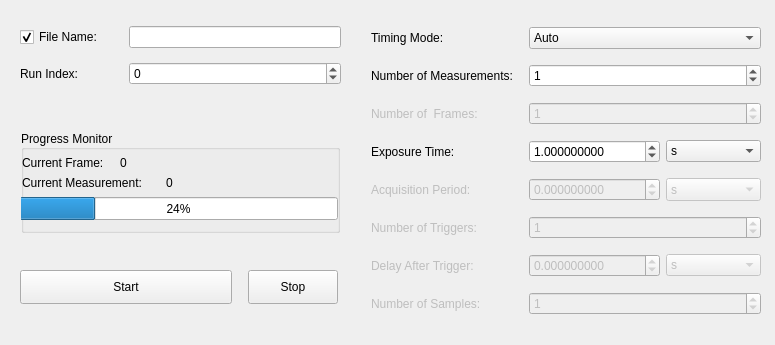
The window that slsDetectorGui/forms/form_tab_measurement.ui (slsdetectorgroup/slsDetectorPackage) describes before a commit, drawn with Qt 5.
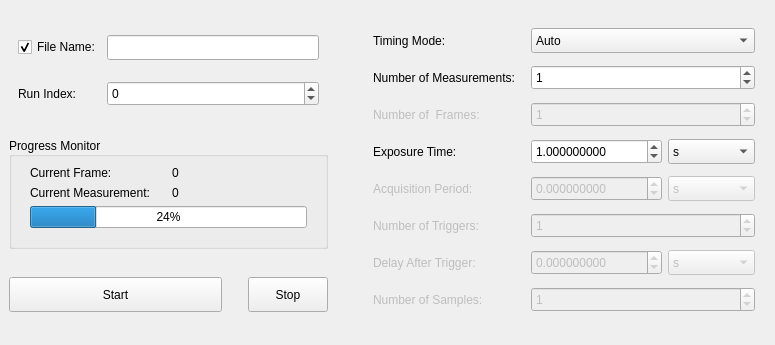
The same window after the commit. Icons and pictures are not drawn.

```diff
--- a/slsDetectorGui/forms/form_tab_measurement.ui
+++ b/slsDetectorGui/forms/form_tab_measurement.ui
@@ -24,82 +24,173 @@
   </property>
   <property name="maximumSize">
    <size>
-    <width>1000</width>
+    <width>775</width>
     <height>345</height>
    </size>
   </property>
   <property name="windowTitle">
    <string>Form</string>
   </property>
+  <layout class="QGridLayout" name="gridLayout_2">
+   <property name="leftMargin">
+    <number>9</number>
+   </property>
+   <item row="2" column="0">
+    <widget class="QFrame" name="frame">
+     <property name="frameShape">
+      <enum>QFrame::NoFrame</enum>
+     </property>
+     <property name="frameShadow">
+      <enum>QFrame::Plain</enum>
+     </property>
+     <layout class="QHBoxLayout" name="horizontalLayout_2">
+      <property name="leftMargin">
+       <number>0</number>
+      </property>
+      <property name="rightMargin">
+       <number>0</number>
+      </property>
+      <item>
+       <widget class="QPushButton" name="btnStart">
+        <property name="sizePolicy">
+         <sizepolicy hsizetype="Expanding" vsizetype="Fixed">
+          <horstretch>0</horstretch>
+          <verstretch>0</verstretch>
+         </sizepolicy>
+        </property>
+        <property name="maximumSize">
+         <size>
+          <width>16777215</width>
+          <height>35</height>
+         </size>
+        </property>
+        <property name="focusPolicy">
+         <enum>Qt::NoFocus</enum>
+        </property>
+        <property name="toolTip">
+         <string>Starts Acquisition</string>
+        </property>
+        <property name="text">
+         <string>Start</string>
+        </property>
+        <property name="icon">
+         <iconset resource="../include/icons.qrc">
+          <normaloff>:/icons/images/start.png</normaloff>:/icons/images/start.png</iconset>
+        </property>
+        <property name="shortcut">
+         <string>Shift+Space</string>
+        </property>
+        <property name="checkable">
+         <bool>false</bool>
+        </property>
+        <property name="flat">
+         <bool>false</bool>
+        </property>
+       </widget>
+      </item>
+      <item>
+       <spacer name="horizontalSpacer_5">
+        <property name="orientation">
+         <enum>Qt::Horizontal</enum>
+        </property>
+        <property name="sizeType">
+         <enum>QSizePolicy::Fixed</enum>
+        </property>
+        <property name="sizeHint" stdset="0">
+         <size>
+          <width>20</width>
+          <height>20</height>
+         </size>
+        </property>
+       </spacer>
+      </item>
+      <item>
+       <widget class="QPushButton" name="btnStop">
+        <property name="enabled">
+         <bool>true</bool>
+        </property>
+        <property name="sizePolicy">
+         <sizepolicy hsizetype="Fixed" vsizetype="Fixed">
+          <horstretch>0</horstretch>
+          <verstretch>0</verstretch>
+         </sizepolicy>
+        </property>
+        <property name="maximumSize">
+         <size>
+          <width>16777215</width>
+          <height>35</height>
+         </size>
+        </property>
+        <property name="focusPolicy">
+         <enum>Qt::NoFocus</enum>
+        </property>
+        <property name="toolTip">
+         <string>Stops Acquisition</string>
+        </property>
+        <property name="text">
+         <string>Stop</string>
+        </property>
+        <property name="icon">
+         <iconset resource="../include/icons.qrc">
+          <normaloff>:/icons/images/stop.png</normaloff>:/icons/images/stop.png</iconset>
+        </property>
+        <property name="checkable">
+         <bool>false</bool>
+        </property>
+        <property name="flat">
+         <bool>false</bool>
+        </property>
+       </widget>
+      </item>
+     </layout>
+    </widget>
+   </item>
+   <item row="1" column="0">
   <widget class="QGroupBox" name="boxProgress">
-   <property name="geometry">
-    <rect>
-     <x>21</x>
-     <y>130</y>
-     <width>319</width>
-     <height>103</height>
-    </rect>
-   </property>
    <property name="sizePolicy">
     <sizepolicy hsizetype="Preferred" vsizetype="Preferred">
      <horstretch>0</horstretch>
      <verstretch>0</verstretch>
     </sizepolicy>
    </property>
+     <property name="minimumSize">
+      <size>
+       <width>0</width>
+       <height>0</height>
+      </size>
+     </property>
    <property name="title">
     <string>Progress Monitor</string>
    </property>
    <property name="alignment">
     <set>Qt::AlignLeading|Qt::AlignLeft|Qt::AlignVCenter</set>
    </property>
-   <widget class="QProgressBar" name="progressBar">
-    <property name="geometry">
-     <rect>
-      <x>-2</x>
-      <y>67</y>
-      <width>319</width>
-      <height>23</height>
-     </rect>
-    </property>
-    <property name="value">
-     <number>24</number>
-    </property>
-   </widget>
+     <layout class="QGridLayout" name="gridLayout">
+      <property name="leftMargin">
+       <number>18</number>
+      </property>
+      <property name="rightMargin">
+       <number>18</number>
+      </property>
+      <property name="bottomMargin">
+       <number>18</number>
+      </property>
+      <item row="1" column="0">
    <widget class="QLabel" name="label">
-    <property name="geometry">
-     <rect>
-      <x>1</x>
-      <y>25</y>
-      <width>96</width>
-      <height>16</height>
-     </rect>
-    </property>
     <property name="text">
      <string>Current Frame: </string>
     </property>
    </widget>
-   <widget class="QLabel" name="lblCurrentFrame">
-    <property name="geometry">
-     <rect>
-      <x>99</x>
-      <y>25</y>
-      <width>101</width>
-      <height>16</height>
-     </rect>
-    </property>
+      </item>
+      <item row="2" column="0">
+       <widget class="QLabel" name="label_2">
     <property name="text">
-     <string>0</string>
-    </property>
-   </widget>
+         <string>Current Measurement:</string>
+        </property>
+       </widget>
+      </item>
+      <item row="2" column="1">
    <widget class="QLabel" name="lblCurrentMeasurement">
-    <property name="geometry">
-     <rect>
-      <x>145</x>
-      <y>45</y>
-      <width>76</width>
-      <height>16</height>
-     </rect>
-    </property>
     <property name="sizePolicy">
      <sizepolicy hsizetype="Minimum" vsizetype="Preferred">
       <horstretch>0</horstretch>
@@ -119,72 +210,200 @@
      <set>Qt::AlignLeading|Qt::AlignLeft|Qt::AlignVCenter</set>
     </property>
    </widget>
-   <widget class="QLabel" name="label_2">
-    <property name="geometry">
-     <rect>
-      <x>1</x>
-      <y>45</y>
-      <width>146</width>
-      <height>16</height>
-     </rect>
-    </property>
+      </item>
+      <item row="1" column="1">
+       <widget class="QLabel" name="lblCurrentFrame">
+        <property name="text">
+         <string>0</string>
+        </property>
+       </widget>
+      </item>
+      <item row="3" column="0" colspan="2">
+       <widget class="QProgressBar" name="progressBar">
+        <property name="minimumSize">
+         <size>
+          <width>0</width>
+          <height>0</height>
+         </size>
+        </property>
+        <property name="value">
+         <number>24</number>
+        </property>
+       </widget>
+      </item>
+     </layout>
+    </widget>
+   </item>
+   <item row="0" column="0">
+    <widget class="QFrame" name="frameNotTimeResolved">
+     <property name="minimumSize">
+      <size>
+       <width>0</width>
+       <height>120</height>
+      </size>
+     </property>
+     <property name="maximumSize">
+      <size>
+       <width>16777215</width>
+       <height>16777215</height>
+      </size>
+     </property>
+     <property name="frameShape">
+      <enum>QFrame::NoFrame</enum>
+     </property>
+     <property name="frameShadow">
+      <enum>QFrame::Plain</enum>
+     </property>
+     <layout class="QGridLayout" name="gridLayout_3">
+      <item row="1" column="1">
+       <widget class="QSpinBox" name="spinIndex">
+        <property name="sizePolicy">
+         <sizepolicy hsizetype="Preferred" vsizetype="Fixed">
+          <horstretch>0</horstretch>
+          <verstretch>0</verstretch>
+         </sizepolicy>
+        </property>
+        <property name="minimumSize">
+         <size>
+          <width>0</width>
+          <height>25</height>
+         </size>
+        </property>
+        <property name="toolTip">
+         <string>Run index (automatically incremented) 
+ #index#</string>
+        </property>
+        <property name="statusTip">
+         <string/>
+        </property>
+        <property name="whatsThis">
+         <string/>
+        </property>
+        <property name="alignment">
+         <set>Qt::AlignLeading|Qt::AlignLeft|Qt::AlignVCenter</set>
+        </property>
+        <property name="keyboardTracking">
+         <bool>false</bool>
+        </property>
+        <property name="suffix">
+         <string/>
+        </property>
+        <property name="minimum">
+         <number>-1</number>
+        </property>
+        <property name="maximum">
+         <number>2000000000</number>
+        </property>
+        <property name="value">
+         <number>0</number>
+        </property>
+       </widget>
+      </item>
+      <item row="0" column="1">
+       <widget class="QLineEdit" name="dispFileName">
+        <property name="sizePolicy">
+         <sizepolicy hsizetype="Expanding" vsizetype="Fixed">
+          <horstretch>0</horstretch>
+          <verstretch>0</verstretch>
+         </sizepolicy>
+        </property>
+        <property name="minimumSize">
+         <size>
+          <width>0</width>
+          <height>25</height>
+         </size>
+        </property>
+        <property name="toolTip">
+         <string>Root of the file name  - please check that the output directory is correctly set and select the file name format. 
+ #fname#</string>
+        </property>
     <property name="text">
-     <string>Current Measurement:</string>
-    </property>
-   </widget>
-  </widget>
+         <string/>
+        </property>
+       </widget>
+      </item>
+      <item row="1" column="0">
+       <widget class="QLabel" name="lblIndex">
+        <property name="text">
+         <string>Run Index:</string>
+        </property>
+       </widget>
+      </item>
+      <item row="0" column="0">
+       <widget class="QCheckBox" name="chkFile">
+        <property name="toolTip">
+         <string>&lt;nobr&gt;Sets output file name prefix&lt;/nobr&gt;&lt;br&gt;
+&lt;nobr&gt;Check the box to enable write to file. &lt;/nobr&gt;</string>
+        </property>
+        <property name="text">
+         <string>File Name:</string>
+        </property>
+        <property name="checked">
+         <bool>true</bool>
+        </property>
+       </widget>
+      </item>
+     </layout>
+    </widget>
+   </item>
+   <item row="0" column="5" rowspan="3">
   <widget class="QFrame" name="frameTimeResolved">
-   <property name="geometry">
-    <rect>
-     <x>368</x>
-     <y>8</y>
-     <width>403</width>
-     <height>332</height>
-    </rect>
+     <property name="minimumSize">
+      <size>
+       <width>400</width>
+       <height>0</height>
+      </size>
+     </property>
+     <property name="maximumSize">
+      <size>
+       <width>400</width>
+       <height>380</height>
+      </size>
    </property>
    <property name="frameShape">
     <enum>QFrame::NoFrame</enum>
    </property>
    <property name="frameShadow">
     <enum>QFrame::Plain</enum>
-   </property>
-   <widget class="QWidget" name="gridLayoutWidget">
-    <property name="geometry">
-     <rect>
-      <x>3</x>
-      <y>10</y>
-      <width>390</width>
-      <height>314</height>
-     </rect>
     </property>
     <layout class="QGridLayout" name="gridTimeResolved">
-     <item row="3" column="1">
-      <spacer name="horizontalSpacer">
-       <property name="orientation">
-        <enum>Qt::Horizontal</enum>
-       </property>
-       <property name="sizeType">
-        <enum>QSizePolicy::Fixed</enum>
-       </property>
-       <property name="sizeHint" stdset="0">
-        <size>
-         <width>10</width>
-         <height>20</height>
-        </size>
-       </property>
-      </spacer>
-     </item>
-     <item row="5" column="3">
+      <property name="horizontalSpacing">
+       <number>6</number>
+      </property>
+      <property name="verticalSpacing">
+       <number>4</number>
+      </property>
+      <item row="5" column="0">
+       <widget class="QLabel" name="lblNumTriggers">
+        <property name="enabled">
+         <bool>false</bool>
+        </property>
+        <property name="toolTip">
+         <string>Number of Triggers to be expected.
+ #cycles#</string>
+        </property>
+        <property name="text">
+         <string>Number of Triggers:</string>
+        </property>
+       </widget>
+      </item>
+      <item row="4" column="3">
       <widget class="QComboBox" name="comboPeriodUnit">
        <property name="enabled">
         <bool>false</bool>
        </property>
        <property name="sizePolicy">
-        <sizepolicy hsizetype="Preferred" vsizetype="Preferred">
+         <sizepolicy hsizetype="Preferred" vsizetype="Fixed">
          <horstretch>0</horstretch>
          <verstretch>0</verstretch>
         </sizepolicy>
        </property>
+        <property name="minimumSize">
+         <size>
+          <width>0</width>
+          <height>25</height>
+         </size>
+        </property>
        <property name="toolTip">
         <string>&lt;nobr&gt;
 Frame period between exposures. 
@@ -230,7 +449,126 @@
        </item>
       </widget>
      </item>
+      <item row="0" column="0">
+       <widget class="QLabel" name="lblTimingMode">
+        <property name="text">
+         <string>Timing Mode:</string>
+        </property>
+       </widget>
+      </item>
+      <item row="7" column="2" colspan="2">
+       <widget class="QSpinBox" name="spinNumSamples">
+        <property name="enabled">
+         <bool>false</bool>
+        </property>
+        <property name="sizePolicy">
+         <sizepolicy hsizetype="Preferred" vsizetype="Fixed">
+          <horstretch>0</horstretch>
+          <verstretch>0</verstretch>
+         </sizepolicy>
+        </property>
+        <property name="minimumSize">
+         <size>
+          <width>0</width>
+          <height>25</height>
+         </size>
+        </property>
+        <property name="toolTip">
+         <string>Number of Triggers to be expected.
+ #cycles#</string>
+        </property>
+        <property name="statusTip">
+         <string/>
+        </property>
+        <property name="whatsThis">
+         <string/>
+        </property>
+        <property name="alignment">
+         <set>Qt::AlignLeading|Qt::AlignLeft|Qt::AlignVCenter</set>
+        </property>
+        <property name="keyboardTracking">
+         <bool>false</bool>
+        </property>
+        <property name="suffix">
+         <string/>
+        </property>
+        <property name="minimum">
+         <number>-1</number>
+        </property>
+        <property name="maximum">
+         <number>2000000000</number>
+        </property>
+        <property name="value">
+         <number>1</number>
+        </property>
+       </widget>
+      </item>
      <item row="1" column="2" colspan="2">
+       <widget class="QSpinBox" name="spinNumMeasurements">
+        <property name="sizePolicy">
+         <sizepolicy hsizetype="Preferred" vsizetype="Fixed">
+          <horstretch>0</horstretch>
+          <verstretch>0</verstretch>
+         </sizepolicy>
+        </property>
+        <property name="minimumSize">
+         <size>
+          <width>0</width>
+          <height>25</height>
+         </size>
+        </property>
+        <property name="toolTip">
+         <string>Number of measurements (not in real time) that will be acquired. 
+ #frames#</string>
+        </property>
+        <property name="statusTip">
+         <string/>
+        </property>
+        <property name="whatsThis">
+         <string/>
+        </property>
+        <property name="alignment">
+         <set>Qt::AlignLeading|Qt::AlignLeft|Qt::AlignVCenter</set>
+        </property>
+        <property name="keyboardTracking">
+         <bool>false</bool>
+        </property>
+        <property name="suffix">
+         <string/>
+        </property>
+        <property name="minimum">
+         <number>-1</number>
+        </property>
+        <property name="maximum">
+         <number>2000000000</number>
+        </property>
+        <property name="value">
+         <number>1</number>
+        </property>
+       </widget>
+      </item>
+      <item row="1" column="0">
+       <widget class="QLabel" name="label_5">
+        <property name="text">
+         <string>Number of Measurements:</string>
+        </property>
+       </widget>
+      </item>
+      <item row="7" column="0">
+       <widget class="QLabel" name="lblNumSamples">
+        <property name="enabled">
+         <bool>false</bool>
+        </property>
+        <property name="toolTip">
+         <string>Number of Triggers to be expected.
+ #cycles#</string>
+        </property>
+        <property name="text">
+         <string>Number of Samples:</string>
+        </property>
+       </widget>
+      </item>
+      <item row="0" column="2" colspan="2">
       <widget class="QComboBox" name="comboTimingMode">
        <property name="sizePolicy">
         <sizepolicy hsizetype="Preferred" vsizetype="Fixed">
@@ -238,6 +576,12 @@
          <verstretch>0</verstretch>
         </sizepolicy>
        </property>
+        <property name="minimumSize">
+         <size>
+          <width>0</width>
+          <height>25</height>
+         </size>
+        </property>
        <property name="toolTip">
         <string>Timing Mode of the detector. 
  #timing#</string>
@@ -265,61 +609,6 @@
       </widget>
      </item>
      <item row="6" column="0">
-      <widget class="QLabel" name="lblNumTriggers">
-       <property name="enabled">
-        <bool>false</bool>
-       </property>
-       <property name="toolTip">
-        <string>Number of Triggers to be expected.
- #cycles#</string>
-       </property>
-       <property name="text">
-        <string>Number of Triggers:</string>
-       </property>
-      </widget>
-     </item>
-     <item row="6" column="2" colspan="2">
-      <widget class="QSpinBox" name="spinNumTriggers">
-       <property name="enabled">
-        <bool>false</bool>
-       </property>
-       <property name="sizePolicy">
-        <sizepolicy hsizetype="Preferred" vsizetype="Fixed">
-         <horstretch>0</horstretch>
-         <verstretch>0</verstretch>
-        </sizepolicy>
-       </property>
-       <property name="toolTip">
-        <string>Number of Triggers to be expected.
- #cycles#</string>
-       </property>
-       <property name="statusTip">
-        <string/>
-       </property>
-       <property name="whatsThis">
-        <string/>
-       </property>
-       <property name="alignment">
-        <set>Qt::AlignLeading|Qt::AlignLeft|Qt::AlignVCenter</set>
-       </property>
-       <property name="keyboardTracking">
-        <bool>false</bool>
-       </property>
-       <property name="suffix">
-        <string/>
-       </property>
-       <property name="minimum">
-        <number>-1</number>
-       </property>
-       <property name="maximum">
-        <number>2000000000</number>
-       </property>
-       <property name="value">
-        <number>1</number>
-       </property>
-      </widget>
-     </item>
-     <item row="7" column="0">
       <widget class="QLabel" name="lblDelay">
        <property name="enabled">
         <bool>false</bool>
@@ -333,7 +622,54 @@
        </property>
       </widget>
      </item>
-     <item row="7" column="2">
+      <item row="5" column="2" colspan="2">
+       <widget class="QSpinBox" name="spinNumTriggers">
+        <property name="enabled">
+         <bool>false</bool>
+        </property>
+        <property name="sizePolicy">
+         <sizepolicy hsizetype="Preferred" vsizetype="Fixed">
+          <horstretch>0</horstretch>
+          <verstretch>0</verstretch>
+         </sizepolicy>
+        </property>
+        <property name="minimumSize">
+         <size>
+          <width>0</width>
+          <height>25</height>
+         </size>
+        </property>
+        <property name="toolTip">
+         <string>Number of Triggers to be expected.
+ #cycles#</string>
+        </property>
+        <property name="statusTip">
+         <string/>
+        </property>
+        <property name="whatsThis">
+         <string/>
+        </property>
+        <property name="alignment">
+         <set>Qt::AlignLeading|Qt::AlignLeft|Qt::AlignVCenter</set>
+        </property>
+        <property name="keyboardTracking">
+         <bool>false</bool>
+        </property>
+        <property name="suffix">
+         <string/>
+        </property>
+        <property name="minimum">
+         <number>-1</number>
+        </property>
+        <property name="maximum">
+         <number>2000000000</number>
+        </property>
+        <property name="value">
+         <number>1</number>
+        </property>
+       </widget>
+      </item>
+      <item row="6" column="2">
       <widget class="QDoubleSpinBox" name="spinDelay">
        <property name="enabled">
         <bool>false</bool>
@@ -344,6 +680,12 @@
          <verstretch>0</verstretch>
         </sizepolicy>
        </property>
+        <property name="minimumSize">
+         <size>
+          <width>0</width>
+          <height>25</height>
+         </size>
+        </property>
        <property name="toolTip">
         <string>The Delay between Trigger Edge and Start of Exposure ( or Readout). 
 #delay#</string>
@@ -368,10 +710,10 @@
        </property>
       </widget>
      </item>
-     <item row="7" column="3">
-      <widget class="QComboBox" name="comboDelayUnit">
+      <item row="3" column="2">
+       <widget class="QDoubleSpinBox" name="spinExpTime">
        <property name="enabled">
-        <bool>false</bool>
+         <bool>true</bool>
        </property>
        <property name="sizePolicy">
         <sizepolicy hsizetype="Preferred" vsizetype="Fixed">
@@ -379,49 +721,57 @@
          <verstretch>0</verstretch>
         </sizepolicy>
        </property>
+        <property name="minimumSize">
+         <size>
+          <width>0</width>
+          <height>25</height>
+         </size>
+        </property>
        <property name="toolTip">
-        <string>The Delay between Trigger Edge and Start of Exposure ( or Readout). 
-#delay#</string>
-       </property>
-       <property name="layoutDirection">
-        <enum>Qt::LeftToRight</enum>
-       </property>
-       <property name="currentIndex">
-        <number>2</number>
-       </property>
-       <item>
-        <property name="text">
-         <string>hr</string>
+         <string>&lt;nobr&gt;
+Exposure Time of a frame.
+&lt;/nobr&gt;&lt;br&gt;&lt;nobr&gt;
+ #exptime#
+&lt;/nobr&gt;</string>
+        </property>
+        <property name="alignment">
+         <set>Qt::AlignLeading|Qt::AlignLeft|Qt::AlignVCenter</set>
+        </property>
+        <property name="keyboardTracking">
+         <bool>false</bool>
+        </property>
+        <property name="decimals">
+         <number>9</number>
         </property>
-       </item>
-       <item>
-        <property name="text">
-         <string>min</string>
+        <property name="minimum">
+         <double>-1.000000000000000</double>
         </property>
-       </item>
-       <item>
-        <property name="text">
-         <string>s</string>
+        <property name="maximum">
+         <double>2000000000.000000000000000</double>
         </property>
-       </item>
-       <item>
-        <property name="text">
-         <string>ms</string>
+        <property name="value">
+         <double>1.000000000000000</double>
         </property>
-       </item>
-       <item>
-        <property name="text">
-         <string>us</string>
+       </widget>
+      </item>
+      <item row="4" column="0">
+       <widget class="QLabel" name="lblPeriod">
+        <property name="enabled">
+         <bool>false</bool>
         </property>
-       </item>
-       <item>
+        <property name="toolTip">
+         <string>&lt;nobr&gt;
+Frame period between exposures. 
+&lt;/nobr&gt;&lt;br&gt;&lt;nobr&gt;
+ #period#
+&lt;/nobr&gt;</string>
+        </property>
         <property name="text">
-         <string>ns</string>
+         <string>Acquisition Period:</string>
         </property>
-       </item>
-      </widget>
-     </item>
-     <item row="3" column="0">
+       </widget>
+      </item>
+      <item row="2" column="0">
       <widget class="QLabel" name="lblNumFrames">
        <property name="enabled">
         <bool>false</bool>
@@ -431,48 +781,7 @@
        </property>
       </widget>
      </item>
-     <item row="3" column="2" colspan="2">
-      <widget class="QSpinBox" name="spinNumFrames">
-       <property name="enabled">
-        <bool>false</bool>
-       </property>
-       <property name="sizePolicy">
-        <sizepolicy hsizetype="Preferred" vsizetype="Fixed">
-         <horstretch>0</horstretch>
-         <verstretch>0</verstretch>
-        </sizepolicy>
-       </property>
-       <property name="toolTip">
-        <string>Number of measurements (not in real time) that will be acquired. 
- #frames#</string>
-       </property>
-       <property name="statusTip">
-        <string/>
-       </property>
-       <property name="whatsThis">
-        <string/>
-       </property>
-       <property name="alignment">
-        <set>Qt::AlignLeading|Qt::AlignLeft|Qt::AlignVCenter</set>
-       </property>
-       <property name="keyboardTracking">
-        <bool>false</bool>
-       </property>
-       <property name="suffix">
-        <string/>
-       </property>
-       <property name="minimum">
-        <number>-1</number>
-       </property>
-       <property name="maximum">
-        <number>2000000000</number>
-       </property>
-       <property name="value">
-        <number>1</number>
-       </property>
-      </widget>
-     </item>
-     <item row="4" column="0">
+      <item row="3" column="0">
       <widget class="QLabel" name="lblExpTime">
        <property name="enabled">
         <bool>true</bool>
@@ -489,10 +798,10 @@
        </property>
       </widget>
      </item>
-     <item row="4" column="2">
-      <widget class="QDoubleSpinBox" name="spinExpTime">
+      <item row="2" column="2" colspan="2">
+       <widget class="QSpinBox" name="spinNumFrames">
        <property name="enabled">
-        <bool>true</bool>
+         <bool>false</bool>
        </property>
        <property name="sizePolicy">
         <sizepolicy hsizetype="Preferred" vsizetype="Fixed">
@@ -500,12 +809,21 @@
          <verstretch>0</verstretch>
         </sizepolicy>
        </property>
+        <property name="minimumSize">
+         <size>
+          <width>0</width>
+          <height>25</height>
+         </size>
+        </property>
        <property name="toolTip">
-        <string>&lt;nobr&gt;
-Exposure Time of a frame.
-&lt;/nobr&gt;&lt;br&gt;&lt;nobr&gt;
- #exptime#
-&lt;/nobr&gt;</string>
+         <string>Number of measurements (not in real time) that will be acquired. 
+ #frames#</string>
+        </property>
+        <property name="statusTip">
+         <string/>
+        </property>
+        <property name="whatsThis">
+         <string/>
        </property>
        <property name="alignment">
         <set>Qt::AlignLeading|Qt::AlignLeft|Qt::AlignVCenter</set>
@@ -513,21 +831,80 @@
        <property name="keyboardTracking">
         <bool>false</bool>
        </property>
-       <property name="decimals">
-        <number>9</number>
+        <property name="suffix">
+         <string/>
        </property>
        <property name="minimum">
-        <double>-1.000000000000000</double>
+         <number>-1</number>
        </property>
        <property name="maximum">
-        <double>2000000000.000000000000000</double>
+         <number>2000000000</number>
        </property>
        <property name="value">
-        <double>1.000000000000000</double>
+         <number>1</number>
        </property>
       </widget>
      </item>
-     <item row="4" column="3">
+      <item row="6" column="3">
+       <widget class="QComboBox" name="comboDelayUnit">
+        <property name="enabled">
+         <bool>false</bool>
+        </property>
+        <property name="sizePolicy">
+         <sizepolicy hsizetype="Preferred" vsizetype="Fixed">
+          <horstretch>0</horstretch>
+          <verstretch>0</verstretch>
+         </sizepolicy>
+        </property>
+        <property name="minimumSize">
+         <size>
+          <width>0</width>
+          <height>25</height>
+         </size>
+        </property>
+        <property name="toolTip">
+         <string>The Delay between Trigger Edge and Start of Exposure ( or Readout). 
+#delay#</string>
+        </property>
+        <property name="layoutDirection">
+         <enum>Qt::LeftToRight</enum>
+        </property>
+        <property name="currentIndex">
+         <number>2</number>
+        </property>
+        <item>
+         <property name="text">
+          <string>hr</string>
+         </property>
+        </item>
+        <item>
+         <property name="text">
+          <string>min</string>
+         </property>
+        </item>
+        <item>
+         <property name="text">
+          <string>s</string>
+         </property>
+        </item>
+        <item>
+         <property name="text">
+          <string>ms</string>
+         </property>
+        </item>
+        <item>
+         <property name="text">
+          <string>us</string>
+         </property>
+        </item>
+        <item>
+         <property name="text">
+          <string>ns</string>
+         </property>
+        </item>
+       </widget>
+      </item>
+      <item row="3" column="3">
       <widget class="QComboBox" name="comboExpUnit">
        <property name="enabled">
         <bool>true</bool>
@@ -538,6 +915,12 @@
          <verstretch>0</verstretch>
         </sizepolicy>
        </property>
+        <property name="minimumSize">
+         <size>
+          <width>0</width>
+          <height>25</height>
+         </size>
+        </property>
        <property name="toolTip">
         <string>&lt;nobr&gt;
 Exposure Time of a frame.
@@ -583,24 +966,7 @@
        </item>
       </widget>
      </item>
-     <item row="5" column="0">
-      <widget class="QLabel" name="lblPeriod">
-       <property name="enabled">
-        <bool>false</bool>
-       </property>
-       <property name="toolTip">
-        <string>&lt;nobr&gt;
-Frame period between exposures. 
-&lt;/nobr&gt;&lt;br&gt;&lt;nobr&gt;
- #period#
-&lt;/nobr&gt;</string>
-       </property>
-       <property name="text">
-        <string>Acquisition Period:</string>
-       </property>
-      </widget>
-     </item>
-     <item row="5" column="2">
+      <item row="4" column="2">
       <widget class="QDoubleSpinBox" name="spinPeriod">
        <property name="enabled">
         <bool>false</bool>
@@ -611,6 +977,12 @@
          <verstretch>0</verstretch>
         </sizepolicy>
        </property>
+        <property name="minimumSize">
+         <size>
+          <width>0</width>
+          <height>25</height>
+         </size>
+        </property>
        <property name="toolTip">
         <string>&lt;nobr&gt;
 Frame period between exposures. 
@@ -638,267 +1010,8 @@
        </property>
       </widget>
      </item>
-     <item row="1" column="0">
-      <widget class="QLabel" name="lblTimingMode">
-       <property name="text">
-        <string>Timing Mode:</string>
-       </property>
-      </widget>
-     </item>
-     <item row="8" column="0">
-      <widget class="QLabel" name="lblNumSamples">
-       <property name="enabled">
-        <bool>false</bool>
-       </property>
-       <property name="toolTip">
-        <string>Number of Triggers to be expected.
- #cycles#</string>
-       </property>
-       <property name="text">
-        <string>Number of Samples:</string>
-       </property>
-      </widget>
-     </item>
-     <item row="8" column="2" colspan="2">
-      <widget class="QSpinBox" name="spinNumSamples">
-       <property name="enabled">
-        <bool>false</bool>
-       </property>
-       <property name="sizePolicy">
-        <sizepolicy hsizetype="Preferred" vsizetype="Fixed">
-         <horstretch>0</horstretch>
-         <verstretch>0</verstretch>
-        </sizepolicy>
-       </property>
-       <property name="toolTip">
-        <string>Number of Triggers to be expected.
- #cycles#</string>
-       </property>
-       <property name="statusTip">
-        <string/>
-       </property>
-       <property name="whatsThis">
-        <string/>
-       </property>
-       <property name="alignment">
-        <set>Qt::AlignLeading|Qt::AlignLeft|Qt::AlignVCenter</set>
-       </property>
-       <property name="keyboardTracking">
-        <bool>false</bool>
-       </property>
-       <property name="suffix">
-        <string/>
-       </property>
-       <property name="minimum">
-        <number>-1</number>
-       </property>
-       <property name="maximum">
-        <number>2000000000</number>
-       </property>
-       <property name="value">
-        <number>1</number>
-       </property>
-      </widget>
-     </item>
-     <item row="2" column="0">
-      <widget class="QLabel" name="label_5">
-       <property name="text">
-        <string>Number of Measurements:</string>
-       </property>
-      </widget>
-     </item>
-     <item row="2" column="2" colspan="2">
-      <widget class="QSpinBox" name="spinNumMeasurements">
-       <property name="sizePolicy">
-        <sizepolicy hsizetype="Preferred" vsizetype="Fixed">
-         <horstretch>0</horstretch>
-         <verstretch>0</verstretch>
-        </sizepolicy>
-       </property>
-       <property name="toolTip">
-        <string>Number of measurements (not in real time) that will be acquired. 
- #frames#</string>
-       </property>
-       <property name="statusTip">
-        <string/>
-       </property>
-       <property name="whatsThis">
-        <string/>
-       </property>
-       <property name="alignment">
-        <set>Qt::AlignLeading|Qt::AlignLeft|Qt::AlignVCenter</set>
-       </property>
-       <property name="keyboardTracking">
-        <bool>false</bool>
-       </property>
-       <property name="suffix">
-        <string/>
-       </property>
-       <property name="minimum">
-        <number>-1</number>
-       </property>
-       <property name="maximum">
-        <number>2000000000</number>
-       </property>
-       <property name="value">
-        <number>1</number>
-       </property>
-      </widget>
-     </item>
-    </layout>
-   </widget>
-  </widget>
-  <widget class="QFrame" name="frameNotTimeResolved">
-   <property name="geometry">
-    <rect>
-     <x>10</x>
-     <y>5</y>
-     <width>336</width>
-     <height>96</height>
-    </rect>
-   </property>
-   <property name="frameShape">
-    <enum>QFrame::NoFrame</enum>
-   </property>
-   <property name="frameShadow">
-    <enum>QFrame::Plain</enum>
-   </property>
-   <widget class="QWidget" name="gridLayoutWidget_3">
-    <property name="geometry">
-     <rect>
-      <x>10</x>
-      <y>13</y>
-      <width>321</width>
-      <height>76</height>
-     </rect>
-    </property>
-    <layout class="QGridLayout" name="gridLayout">
-     <property name="verticalSpacing">
-      <number>6</number>
-     </property>
-     <item row="1" column="1" colspan="2">
-      <widget class="QLineEdit" name="dispFileName">
-       <property name="sizePolicy">
-        <sizepolicy hsizetype="Preferred" vsizetype="Fixed">
-         <horstretch>0</horstretch>
-         <verstretch>0</verstretch>
-        </sizepolicy>
-       </property>
-       <property name="toolTip">
-        <string>Root of the file name  - please check that the output directory is correctly set and select the file name format. 
- #fname#</string>
-       </property>
-       <property name="text">
-        <string/>
-       </property>
-      </widget>
-     </item>
-     <item row="2" column="0">
-      <widget class="QLabel" name="label_8">
-       <property name="text">
-        <string>Run Index:</string>
-       </property>
-      </widget>
-     </item>
-     <item row="2" column="1" colspan="2">
-      <widget class="QSpinBox" name="spinIndex">
-       <property name="sizePolicy">
-        <sizepolicy hsizetype="Preferred" vsizetype="Fixed">
-         <horstretch>0</horstretch>
-         <verstretch>0</verstretch>
-        </sizepolicy>
-       </property>
-       <property name="toolTip">
-        <string>Run index (automatically incremented) 
- #index#</string>
-       </property>
-       <property name="statusTip">
-        <string/>
-       </property>
-       <property name="whatsThis">
-        <string/>
-       </property>
-       <property name="alignment">
-        <set>Qt::AlignLeading|Qt::AlignLeft|Qt::AlignVCenter</set>
-       </property>
-       <property name="keyboardTracking">
-        <bool>false</bool>
-       </property>
-       <property name="suffix">
-        <string/>
-       </property>
-       <property name="minimum">
-        <number>-1</number>
-       </property>
-       <property name="maximum">
-        <number>2000000000</number>
-       </property>
-       <property name="value">
-        <number>0</number>
-       </property>
-      </widget>
-     </item>
-     <item row="1" column="0">
-      <widget class="QCheckBox" name="chkFile">
-       <property name="toolTip">
-        <string>&lt;nobr&gt;Sets output file name prefix&lt;/nobr&gt;&lt;br&gt;
-&lt;nobr&gt;Check the box to enable write to file. &lt;/nobr&gt;</string>
-       </property>
-       <property name="text">
-        <string>File Name:</string>
-       </property>
-       <property name="checked">
-        <bool>true</bool>
-       </property>
-      </widget>
-     </item>
-    </layout>
-   </widget>
-  </widget>
-  <widget class="QWidget" name="horizontalLayoutWidget">
-   <property name="geometry">
-    <rect>
-     <x>20</x>
-     <y>270</y>
-     <width>318</width>
-     <height>34</height>
-    </rect>
-   </property>
-   <layout class="QHBoxLayout" name="horizontalLayout">
-    <item>
-     <widget class="QPushButton" name="btnStart">
-      <property name="sizePolicy">
-       <sizepolicy hsizetype="Preferred" vsizetype="Expanding">
-        <horstretch>0</horstretch>
-        <verstretch>0</verstretch>
-       </sizepolicy>
-      </property>
-      <property name="focusPolicy">
-       <enum>Qt::NoFocus</enum>
-      </property>
-      <property name="toolTip">
-       <string>Starts Acquisition</string>
-      </property>
-      <property name="text">
-       <string>Start</string>
-      </property>
-      <property name="icon">
-       <iconset resource="../include/icons.qrc">
-        <normaloff>:/icons/images/start.png</normaloff>:/icons/images/start.png</iconset>
-      </property>
-      <property name="shortcut">
-       <string>Shift+Space</string>
-      </property>
-      <property name="checkable">
-       <bool>false</bool>
-      </property>
-      <property name="flat">
-       <bool>false</bool>
-      </property>
-     </widget>
-    </item>
-    <item>
-     <spacer name="horizontalSpacer_2">
+      <item row="0" column="1">
+       <spacer name="horizontalSpacer">
       <property name="orientation">
        <enum>Qt::Horizontal</enum>
       </property>
@@ -913,61 +1026,27 @@
       </property>
      </spacer>
     </item>
-    <item>
-     <widget class="QPushButton" name="btnStop">
-      <property name="enabled">
-       <bool>true</bool>
-      </property>
-      <property name="sizePolicy">
-       <sizepolicy hsizetype="Preferred" vsizetype="Expanding">
-        <horstretch>0</horstretch>
-        <verstretch>0</verstretch>
-       </sizepolicy>
-      </property>
-      <property name="maximumSize">
+     </layout>
+    </widget>
+   </item>
+   <item row="0" column="1">
+    <spacer name="horizontalSpacer_3">
+     <property name="orientation">
+      <enum>Qt::Horizontal</enum>
+     </property>
+     <property name="sizeType">
+      <enum>QSizePolicy::Fixed</enum>
+     </property>
+     <property name="sizeHint" stdset="0">
        <size>
-        <width>90</width>
-        <height>16777215</height>
-       </size>
-      </property>
-      <property name="focusPolicy">
-       <enum>Qt::NoFocus</enum>
-      </property>
-      <property name="toolTip">
-       <string>Stops Acquisition</string>
-      </property>
-      <property name="text">
-       <string>Stop</string>
-      </property>
-      <property name="icon">
-       <iconset resource="../include/icons.qrc">
-        <normaloff>:/icons/images/stop.png</normaloff>:/icons/images/stop.png</iconset>
-      </property>
-      <property name="checkable">
-       <bool>false</bool>
-      </property>
-      <property name="flat">
-       <bool>false</bool>
-      </property>
-     </widget>
+       <width>30</width>
+       <height>20</height>
+      </size>
+     </property>
+    </spacer>
     </item>
    </layout>
   </widget>
- </widget>
- <tabstops>
-  <tabstop>chkFile</tabstop>
-  <tabstop>dispFileName</tabstop>
-  <tabstop>spinIndex</tabstop>
-  <tabstop>comboTimingMode</tabstop>
-  <tabstop>spinNumFrames</tabstop>
-  <tabstop>spinExpTime</tabstop>
-  <tabstop>comboExpUnit</tabstop>
-  <tabstop>spinPeriod</tabstop>
-  <tabstop>comboPeriodUnit</tabstop>
-  <tabstop>spinNumTriggers</tabstop>
-  <tabstop>spinDelay</tabstop>
-  <tabstop>comboDelayUnit</tabstop>
- </tabstops>
  <resources>
   <include location="../include/icons.qrc"/>
  </resources>
```
Lines whose indentation alone changed are shown as unchanged.
